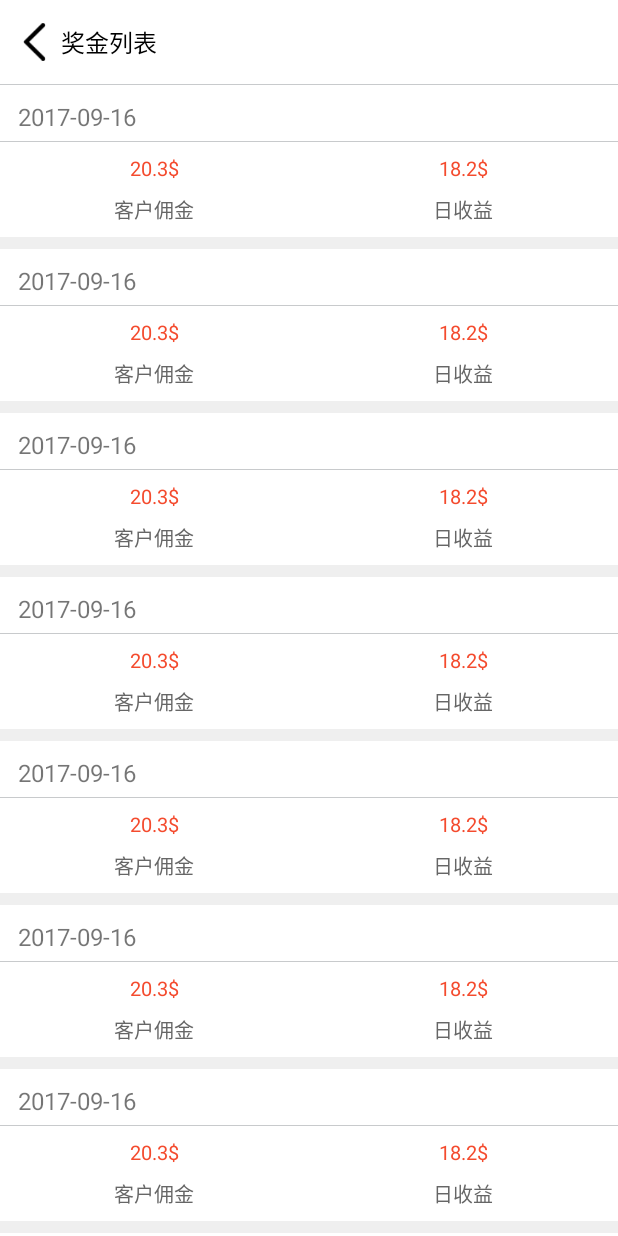
After one commit to btbDriver/PublicFinance, an Android app: the fragment BonusListFragment shown on its own in the app's theme, on a phone screen of 412 x 824 dp. The commit adds this screen. Run offline under Robolectric (Android 15) with nearby library versions, the phone set to English and light mode, and no system bars; libraries missing offline, so code that uses them is left out: com.hwangjr.rxbus, me.yokeyword.fragmentation.

Commit message:
更新奖金列表UI

```diff
--- a/app/src/main/java/com/drive/finance/MainActivity.kt
+++ b/app/src/main/java/com/drive/finance/MainActivity.kt
@@ -8,7 +8,9 @@ import android.widget.ArrayAdapter
 import android.widget.RelativeLayout
 import com.drive.finance.base.BaseActivity
 import com.drive.finance.ui.drawer.*
+import com.drive.finance.ui.tab.createBonusListFragment
 import com.drive.finance.ui.tab.createTabHostFragment
+import com.hwangjr.rxbus.annotation.Subscribe
 import org.jetbrains.anko.onClick
 
 class MainActivity : BaseActivity() {
@@ -90,4 +92,9 @@ class MainActivity : BaseActivity() {
             loadRootFragment(R.id.drawerFragmentContainer, createContactFragment())
         }
     }
+
+    @Subscribe
+    fun onCreateBounsListFragmentEvent(event: CreateBounsListFragmentEvent) {
+        loadRootFragment(R.id.drawerFragmentContainer, createBonusListFragment())
+    }
 }
--- /dev/null
+++ b/app/src/main/java/com/drive/finance/RxBusEvent.kt
@@ -0,0 +1,6 @@
+package com.drive.finance
+
+/**
+ * Created by aaron on 2017/9/11.
+ */
+data class CreateBounsListFragmentEvent(val sender: String)
--- /dev/null
+++ b/app/src/main/java/com/drive/finance/ui/tab/BonusListFragment.kt
@@ -0,0 +1,51 @@
+package com.drive.finance.ui.tab
+
+import android.os.Bundle
+import android.support.v7.widget.LinearLayoutManager
+import android.support.v7.widget.RecyclerView
+import android.view.LayoutInflater
+import android.view.View
+import android.view.ViewGroup
+import android.widget.LinearLayout
+
+import com.drive.finance.R
+import com.drive.finance.base.BaseFragment
+
+class BonusListFragment : BaseFragment() {
+
+    val recyclerView by lazy {
+        view?.findViewById(R.id.recyclerView) as RecyclerView
+    }
+
+    override fun onCreateView(inflater: LayoutInflater?, container: ViewGroup?,
+                              savedInstanceState: Bundle?): View? {
+        return inflater!!.inflate(R.layout.fragment_bonus_list, container, false)
+    }
+
+    override fun onViewCreated(view: View?, savedInstanceState: Bundle?) {
+        super.onViewCreated(view, savedInstanceState)
+        recyclerView.layoutManager = LinearLayoutManager(context)
+        recyclerView.adapter = BonusListAdapter()
+    }
+}
+
+class BonusListAdapter: RecyclerView.Adapter<RecyclerView.ViewHolder>() {
+    override fun onCreateViewHolder(parent: ViewGroup?, viewType: Int): RecyclerView.ViewHolder {
+        val rootView = LayoutInflater.from(parent!!.context).inflate(R.layout.fragment_bonus_item, null, false)
+        rootView.layoutParams = LinearLayout.LayoutParams(LinearLayout.LayoutParams.MATCH_PARENT, LinearLayout.LayoutParams.WRAP_CONTENT)
+        return BonusListViewHolder(rootView)
+    }
+
+    override fun onBindViewHolder(holder: RecyclerView.ViewHolder?, position: Int) {
+    }
+
+    override fun getItemCount(): Int {
+        return 10
+    }
+}
+
+class BonusListViewHolder(itemView: View): RecyclerView.ViewHolder(itemView)
+
+fun createBonusListFragment() : BonusListFragment {
+    return BonusListFragment()
+}
--- a/app/src/main/java/com/drive/finance/ui/tab/MainFragment.kt
+++ b/app/src/main/java/com/drive/finance/ui/tab/MainFragment.kt
@@ -5,16 +5,23 @@ import android.view.LayoutInflater
 import android.view.View
 import android.view.ViewGroup
 import android.widget.ImageView
+import android.widget.LinearLayout
+import com.drive.finance.CreateBounsListFragmentEvent
 import com.drive.finance.R
 import com.drive.finance.base.BaseFragment
+import com.hwangjr.rxbus.RxBus
 import com.jude.rollviewpager.RollPagerView
 import com.jude.rollviewpager.adapter.LoopPagerAdapter
+import org.jetbrains.anko.onClick
 
 
 class MainFragment : BaseFragment() {
 
     val rollPagerView by lazy {
         view?.findViewById(R.id.rollPagerView) as RollPagerView
+    }
+    val bonusListLayout by lazy {
+        view?.findViewById(R.id.bonusListLayout) as LinearLayout
     }
 
     override fun onCreateView(inflater: LayoutInflater?, container: ViewGroup?,
@@ -25,6 +32,10 @@ class MainFragment : BaseFragment() {
     override fun onViewCreated(view: View?, savedInstanceState: Bundle?) {
         super.onViewCreated(view, savedInstanceState)
         rollPagerView.setAdapter(TestLoopAdapter(rollPagerView))
+
+        bonusListLayout.onClick {
+            RxBus.get().post(CreateBounsListFragmentEvent(""))
+        }
     }
 }
 
--- /dev/null
+++ b/app/src/main/res/layout/fragment_bonus_item.xml
@@ -0,0 +1,90 @@
+<LinearLayout xmlns:android="http://schemas.android.com/apk/res/android"
+    xmlns:tools="http://schemas.android.com/tools"
+    android:layout_width="match_parent"
+    android:layout_height="match_parent"
+    android:orientation="vertical"
+    >
+
+    <TextView
+        android:layout_width="wrap_content"
+        android:layout_height="wrap_content"
+        android:text="2017-09-16"
+        android:textSize="16sp"
+        android:layout_marginLeft="12dp"
+        android:layout_marginTop="10dp"
+        />
+
+    <View
+        android:layout_width="match_parent"
+        android:layout_height="1px"
+        android:background="@color/lineColor"
+        android:layout_marginTop="5dp"
+        />
+
+    <LinearLayout
+        android:layout_width="match_parent"
+        android:layout_height="wrap_content"
+        android:layout_marginTop="8dp"
+        android:layout_marginBottom="8dp"
+        >
+
+        <LinearLayout
+            android:layout_width="0dp"
+            android:layout_height="wrap_content"
+            android:layout_weight="1"
+            android:gravity="center_horizontal"
+            android:orientation="vertical"
+            >
+            <TextView
+                android:layout_width="wrap_content"
+                android:layout_height="wrap_content"
+                android:text="20.3$"
+                android:textColor="@color/f1"
+                android:textSize="13sp"
+                />
+
+            <TextView
+                android:layout_width="wrap_content"
+                android:layout_height="wrap_content"
+                android:text="客户佣金"
+                android:textSize="13sp"
+                android:textColor="@color/f3"
+                android:layout_marginTop="8dp"
+                />
+
+        </LinearLayout>
+
+        <LinearLayout
+            android:layout_width="0dp"
+            android:layout_height="wrap_content"
+            android:layout_weight="1"
+            android:gravity="center_horizontal"
+            android:orientation="vertical"
+            >
+            <TextView
+                android:layout_width="wrap_content"
+                android:layout_height="wrap_content"
+                android:text="18.2$"
+                android:textColor="@color/f1"
+                android:textSize="13sp"
+                />
+
+            <TextView
+                android:layout_width="wrap_content"
+                android:layout_height="wrap_content"
+                android:text="日收益"
+                android:textSize="13sp"
+                android:textColor="@color/f3"
+                android:layout_marginTop="8dp"
+                />
+
+        </LinearLayout>
+    </LinearLayout>
+
+    <View
+        android:layout_width="match_parent"
+        android:layout_height="8dp"
+        android:background="@color/backColor"
+        />
+
+</LinearLayout>
--- /dev/null
+++ b/app/src/main/res/layout/fragment_bonus_list.xml
@@ -0,0 +1,25 @@
+<LinearLayout xmlns:android="http://schemas.android.com/apk/res/android"
+    xmlns:app="http://schemas.android.com/apk/res-auto"
+    android:layout_width="match_parent"
+    android:layout_height="match_parent"
+    android:orientation="vertical"
+    android:background="@android:color/white"
+    >
+
+    <com.drive.finance.widget.SimpleTitleBar
+        android:layout_width="match_parent"
+        android:layout_height="wrap_content"
+        app:titleBar_content="奖金列表"
+        ></com.drive.finance.widget.SimpleTitleBar>
+
+    <View
+        android:layout_width="match_parent"
+        android:layout_height="1px"
+        android:background="@color/lineColor"
+        />
+
+    <android.support.v7.widget.RecyclerView
+        android:id="@+id/recyclerView"
+        android:layout_width="match_parent"
+        android:layout_height="match_parent"></android.support.v7.widget.RecyclerView>
+</LinearLayout>
--- a/app/src/main/res/layout/fragment_main_info.xml
+++ b/app/src/main/res/layout/fragment_main_info.xml
@@ -9,7 +9,7 @@
     <View
         android:layout_width="match_parent"
         android:layout_height="8dp"
-        android:background="#e6e6e6"
+        android:background="@color/backColor"
         />
 
     <LinearLayout
@@ -143,7 +143,7 @@
     <View
         android:layout_width="match_parent"
         android:layout_height="8dp"
-        android:background="#e6e6e6"
+        android:background="@color/backColor"
         />
 
     <LinearLayout
--- a/app/src/main/res/layout/fragment_main_optimize.xml
+++ b/app/src/main/res/layout/fragment_main_optimize.xml
@@ -39,6 +39,7 @@
         </LinearLayout>
 
         <LinearLayout
+            android:id="@+id/bonusListLayout"
             android:layout_width="wrap_content"
             android:layout_height="wrap_content"
             android:orientation="vertical"
--- a/app/src/main/res/values/colors.xml
+++ b/app/src/main/res/values/colors.xml
@@ -8,5 +8,7 @@
     <color name="f2">#383838</color>
     <color name="f3">#666666</color>
     <color name="f4">#ff0000</color>
+
     <color name="lineColor">#80929599</color>
+    <color name="backColor">#efefef</color>
 </resources>
```
